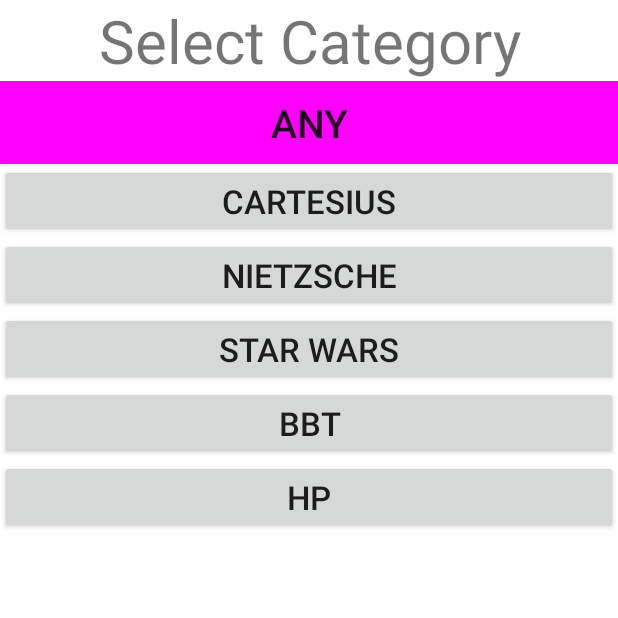
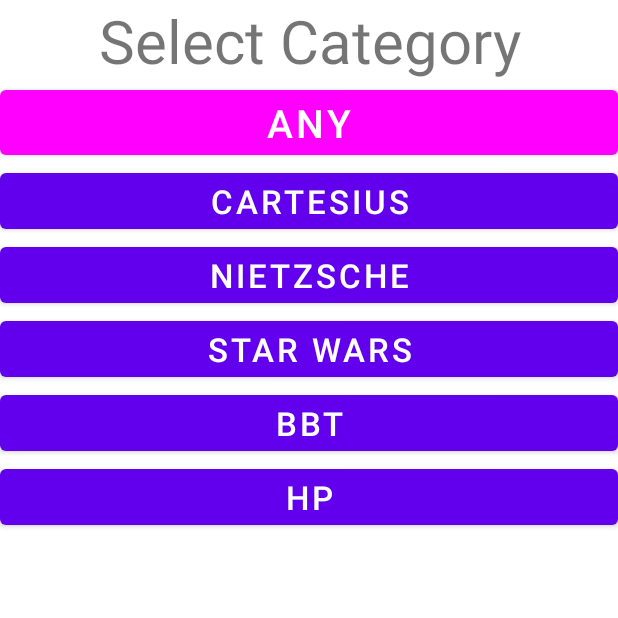
Before and after one commit to Laiqeua/w_rds_pp, an Android app: the SelectCategoryFragment screen opened directly, with no data from a screen before it, on a phone screen of 412 x 824 dp, the top half of it. Run offline under Robolectric (Android 15) with nearby library versions, the phone set to English and light mode, and no system bars; our stand-ins replace Room's generated code.

Commit message:
create xml category button's template

```diff
--- a/app/src/main/java/com/example/w_rds_pp/SelectCategoryFragment.kt
+++ b/app/src/main/java/com/example/w_rds_pp/SelectCategoryFragment.kt
@@ -1,8 +1,8 @@
 package com.example.w_rds_pp
 
+import android.content.Context
 import android.graphics.Color
 import android.os.Bundle
-import android.util.AttributeSet
 import androidx.fragment.app.Fragment
 import android.view.LayoutInflater
 import android.view.View
@@ -30,11 +30,11 @@
     ): View? {
         val v = inflater.inflate(R.layout.fragment_select_category, container, false)
 
-        val allBtn = createCategoryButton("Any")
+        val allBtn = createCategoryButtonInstance("Any")
         allBtn.setOnClickListener { onCategorySelected(null) }
         allBtn.setBackgroundColor(Color.MAGENTA)
         allBtn.textSize = 26f
-        val buttons: List<Button> = listOf(allBtn) + categories.map(::createCategoryButton)
+        val buttons: List<Button> = listOf(allBtn) + categories.map(::createCategoryButtonInstance)
 
         val catContainer: LinearLayout = v.findViewById(R.id.categories_container)
         buttons.forEach { catContainer.addView(it) }
@@ -43,12 +43,14 @@
         return v
     }
 
-    private fun createCategoryButton(categoryName: String): Button {
-        val button = Button(requireContext())
-        button.textSize = 22f
-        button.text = categoryName
-        button.setOnClickListener { onCategorySelected(categoryName) }
-        return button
+    private fun createCategoryButtonInstance(categoryName: String): Button {
+        val li: LayoutInflater = requireActivity().getSystemService(Context.LAYOUT_INFLATER_SERVICE) as LayoutInflater
+        val v = li.inflate(R.layout.select_category__category_button_template, null);
+        val templateButton: Button = v.findViewById(R.id.category_button_template)
+        return templateButton.apply {
+            text = categoryName
+            setOnClickListener { onCategorySelected(categoryName) }
+        }
     }
 
     companion object {
--- /dev/null
+++ b/app/src/main/res/layout/select_category__category_button_template.xml
@@ -0,0 +1,7 @@
+<?xml version="1.0" encoding="utf-8"?>
+<Button
+    xmlns:android="http://schemas.android.com/apk/res/android"
+    android:id="@+id/category_button_template"
+    android:layout_height="match_parent"
+    android:layout_width="match_parent"
+    android:textSize="22sp"/>
```
